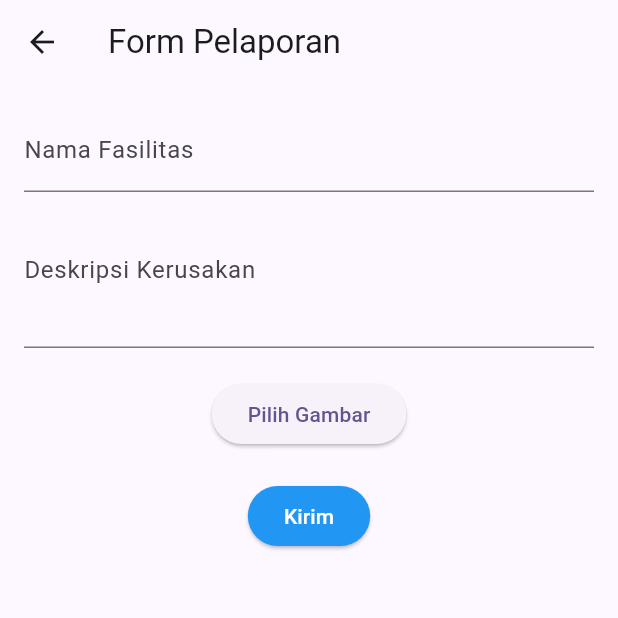
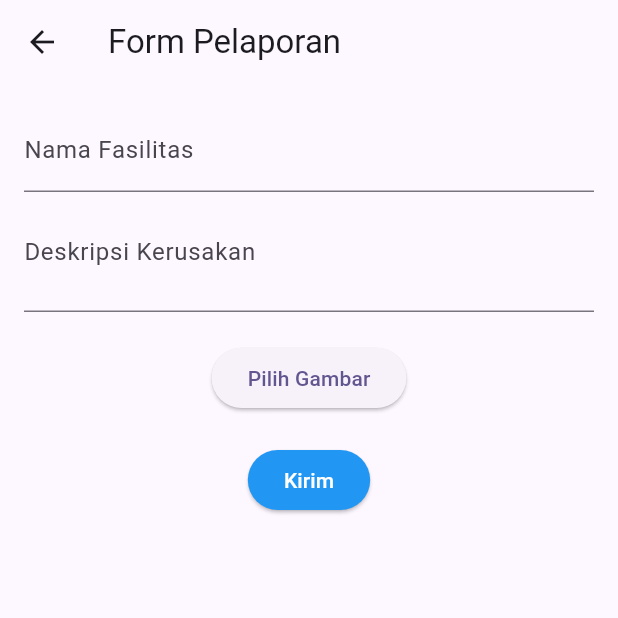
Before and after one commit to ILMNX/UAS-PML_8, a Flutter app: the screen it shows after launch, after a tap on "Lapor Fasilitas Rusak", on a phone screen of 412 x 824 dp, the top half of it. Run offline on Flutter 3.47's test engine with Material 3 defaults, Android fonts, the phone set to English and light mode, and no system bars; our stand-ins replace cloud_firestore, firebase_core, image_picker; accounts and stored records are empty; network calls fail.

Commit message:
Add Background in home_screen

```diff
--- a/lib/screens/home_screen.dart
+++ b/lib/screens/home_screen.dart
@@ -1,9 +1,8 @@
 import 'package:flutter/material.dart';
 import 'report_screen.dart';
+import 'package:myapp/widgets/buttom_navbar.dart';
 // import 'report_list_screen.dart';
 // import 'profile_screen.dart'; // tambahkan import untuk profil screen
-import 'package:myapp/widgets/buttom_navbar.dart';
-
 
 class HomeScreen extends StatelessWidget {
   const HomeScreen({super.key});
@@ -14,7 +13,19 @@ class HomeScreen extends StatelessWidget {
       appBar: AppBar(
         title: const Text('Pelaporan Fasilitas UNILA'),
       ),
-      body: Center(
+      body: Stack(
+        children: [
+          // Gambar latar belakang
+          Positioned.fill(
+            child: Opacity(opacity: 0.3,
+              child: Image.asset(
+              'assets/images/UNILA.jpeg', // Sesuaikan dengan path gambar Anda
+              fit: BoxFit.cover,
+              ),
+            ),
+          ),
+          // Konten utama
+          Center(
             child: Column(
               mainAxisAlignment: MainAxisAlignment.center,
               children: [
@@ -33,7 +44,10 @@ class HomeScreen extends StatelessWidget {
                 ),
               ],
             ),
-      ),bottomNavigationBar: Navbar(currentIndex: 0),
+          ),
+        ],
+      ),
+      bottomNavigationBar: Navbar(currentIndex: 0),
     );
   }
 }
--- a/lib/widgets/report_form.dart
+++ b/lib/widgets/report_form.dart
@@ -84,7 +84,7 @@ class _ReportFormState extends State<ReportForm> {
           TextFormField(
             controller: _descriptionController,
             decoration: const InputDecoration(labelText: 'Deskripsi Kerusakan'),
-            maxLines: 3,
+            maxLines: 2,
             validator: (value) => value!.isEmpty ? 'Masukkan deskripsi' : null,
           ),
           const SizedBox(height: 20),
--- a/pubspec.yaml
+++ b/pubspec.yaml
@@ -63,9 +63,8 @@ flutter:
   uses-material-design: true
 
   # To add assets to your application, add an assets section, like this:
-  # assets:
-  #   - images/a_dot_burr.jpeg
-  #   - images/a_dot_ham.jpeg
+  assets:
+    - assets/images/UNILA.jpeg
 
   # An image asset can refer to one or more resolution-specific "variants", see
   # https://flutter.dev/to/resolution-aware-images
```
Also changed, not shown: assets/images/UNILA.jpeg (added). Lines whose indentation alone changed are shown as unchanged.
